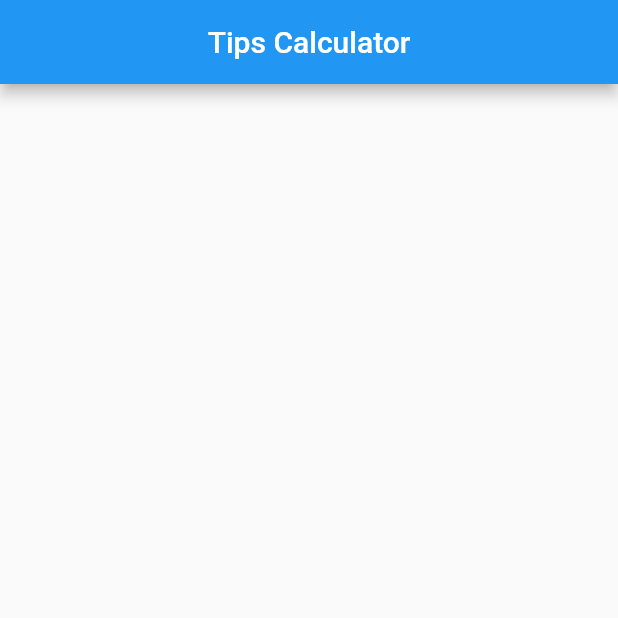
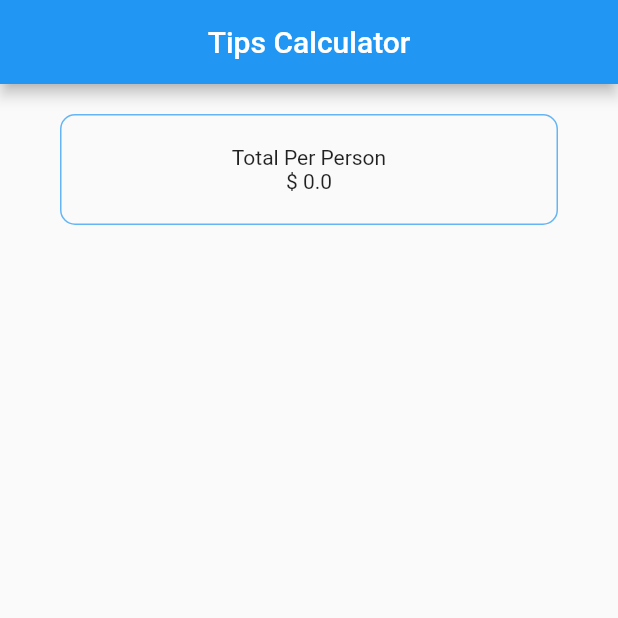
Before and after one commit to kulloveth/TipsCalculator, a Flutter app: the screen it shows after launch, on a phone screen of 412 x 824 dp, the top half of it. Run offline on Flutter 3.47's test engine with Material 2 defaults, Android fonts, the phone set to English and light mode, and no system bars.

Commit message:
create total tips container

```diff
--- a/lib/tips_page.dart
+++ b/lib/tips_page.dart
@@ -10,26 +10,35 @@ class TipsCalculator extends StatefulWidget {
 }
 
 class _TipsCalculatorState extends State<TipsCalculator> {
+  final double tip = 0.0;
+
   @override
   Widget build(BuildContext context) {
     return Scaffold(
       appBar: AppBar(
         centerTitle: true,
         title: Text(widget.title),
-
       ),
       body: Container(
+        child: Center(
           child: Column(
             crossAxisAlignment: CrossAxisAlignment.stretch,
             children: [
-            Expanded(
-              child: Container(
-
+              Container(
+                decoration: BoxDecoration(
+                  border: Border.all(color: Colors.blue.shade300),
+                  borderRadius: BorderRadius.all(Radius.circular(10)),
+                ),
+                padding: EdgeInsets.all(20.0),
+                margin: EdgeInsets.only(top: 20.0,left: 40.0,right: 40.0),
+                child: Column(
+                  children: [Text('Total Per Person'), Text('\$ $tip')],
                 ),
               )
             ],
           ),
         ),
+      ),
     );
   }
 }
```
Lines whose indentation alone changed are shown as unchanged.
